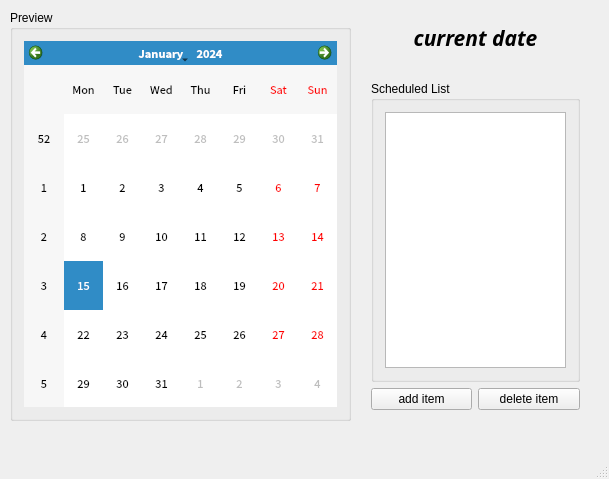
Before: the Qt Designer form mainwindow.ui in steven558877/Calendar, drawn with Qt 5.
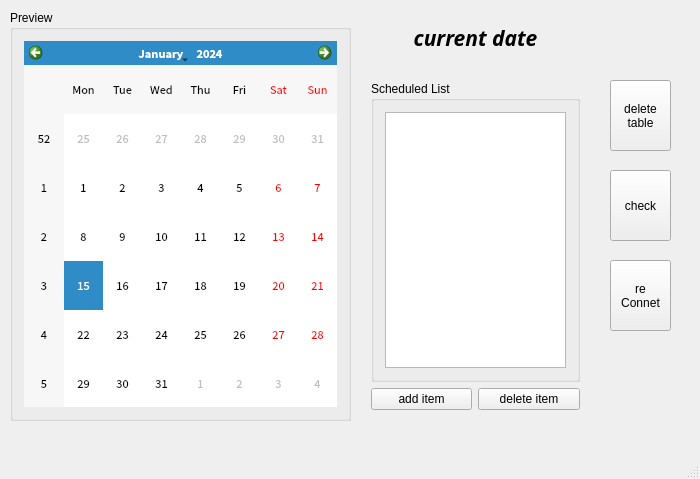
After: the same form once the commit is applied.

Patch:
```diff
--- a/mainwindow.ui
+++ b/mainwindow.ui
@@ -6,7 +6,7 @@
    <rect>
     <x>0</x>
     <y>0</y>
-    <width>609</width>
+    <width>700</width>
     <height>479</height>
    </rect>
   </property>
@@ -71,7 +71,7 @@
     <zorder>cal</zorder>
     <zorder>cal</zorder>
    </widget>
-   <widget class="QWidget" name="">
+   <widget class="QWidget" name="layoutWidget">
     <property name="geometry">
      <rect>
       <x>360</x>
@@ -118,6 +118,47 @@
      </item>
     </layout>
    </widget>
+   <widget class="QPushButton" name="test">
+    <property name="geometry">
+     <rect>
+      <x>610</x>
+      <y>80</y>
+      <width>61</width>
+      <height>71</height>
+     </rect>
+    </property>
+    <property name="text">
+     <string>delete
+table</string>
+    </property>
+   </widget>
+   <widget class="QPushButton" name="check">
+    <property name="geometry">
+     <rect>
+      <x>610</x>
+      <y>170</y>
+      <width>61</width>
+      <height>71</height>
+     </rect>
+    </property>
+    <property name="text">
+     <string>check</string>
+    </property>
+   </widget>
+   <widget class="QPushButton" name="re">
+    <property name="geometry">
+     <rect>
+      <x>610</x>
+      <y>260</y>
+      <width>61</width>
+      <height>71</height>
+     </rect>
+    </property>
+    <property name="text">
+     <string>re
+Connet</string>
+    </property>
+   </widget>
   </widget>
   <widget class="QMenuBar" name="menuBar">
    <property name="geometry">
```
Left out of the diff: 4 changed lines with no effect on the pictures.
